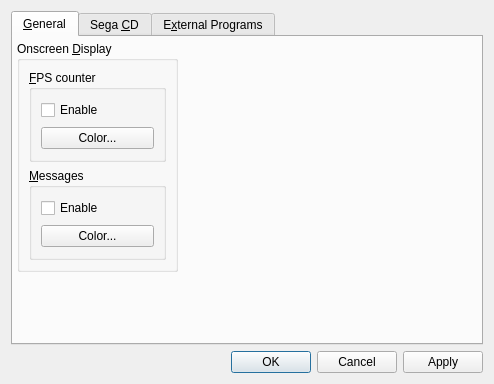
Before: the Qt Designer form src/gens-qt4/ui/GeneralConfigWindow.ui in GerbilSoft/gens-gs-ii, drawn with Qt 5.
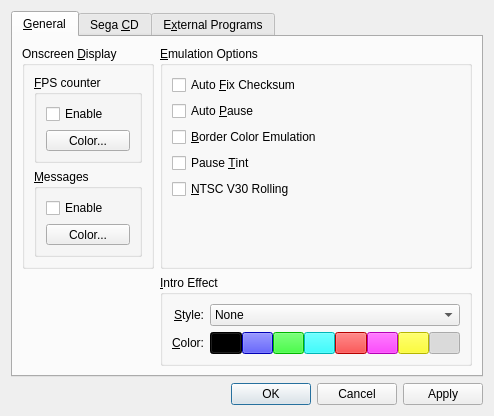
After: the same form once the commit is applied.

Commit message:
[gens-qt4] ui/GeneralConfigWindow.ui: Added "Emulation Options" and "Intro Effect" configuration.
These aren't wired up to anything yet, so they don't do anything.

```diff
--- a/src/gens-qt4/ui/GeneralConfigWindow.ui
+++ b/src/gens-qt4/ui/GeneralConfigWindow.ui
@@ -7,13 +7,13 @@
     <x>0</x>
     <y>0</y>
     <width>494</width>
-    <height>384</height>
+    <height>416</height>
    </rect>
   </property>
   <property name="minimumSize">
    <size>
     <width>494</width>
-    <height>384</height>
+    <height>416</height>
    </size>
   </property>
   <property name="windowTitle">
@@ -29,14 +29,95 @@
       <attribute name="title">
        <string>&amp;General</string>
       </attribute>
+      <layout class="QGridLayout" name="gridLayout">
+       <item row="0" column="1">
+        <widget class="QGroupBox" name="grpEmulationOptions">
+         <property name="title">
+          <string>&amp;Emulation Options</string>
+         </property>
+         <layout class="QVBoxLayout" name="gridEmulationOptions">
+          <item>
+           <widget class="QCheckBox" name="chkAutoFixChecksum">
+            <property name="toolTip">
+             <string>Automatically fix the ROM checksum.
+
+This fixes red screens on some
+games, but may break games
+that use non-standard checksums.</string>
+            </property>
+            <property name="text">
+             <string>Auto &amp;Fix Checksum</string>
+            </property>
+           </widget>
+          </item>
+          <item>
+           <widget class="QCheckBox" name="chkAutoPause">
+            <property name="toolTip">
+             <string>Automatically pause the emulator when
+the window loses focus.</string>
+            </property>
+            <property name="text">
+             <string>Auto &amp;Pause</string>
+            </property>
+           </widget>
+          </item>
+          <item>
+           <widget class="QCheckBox" name="chkBorderColor">
+            <property name="toolTip">
+             <string>Use the background color in the border area
+instead of drawing a black border.</string>
+            </property>
+            <property name="text">
+             <string>&amp;Border Color Emulation</string>
+            </property>
+           </widget>
+          </item>
+          <item>
+           <widget class="QCheckBox" name="chkPauseTint">
+            <property name="toolTip">
+             <string>Tints the emulator window purple when
+emulation is paused.</string>
+            </property>
+            <property name="text">
+             <string>Pause &amp;Tint</string>
+            </property>
+           </widget>
+          </item>
+          <item>
+           <widget class="QCheckBox" name="chkNtscV30Rolling">
+            <property name="toolTip">
+             <string>Simulates the &quot;rolling&quot; effect observed on the
+Mega Drive hardware if 320x240 mode is set
+on NTSC models.</string>
+            </property>
+            <property name="text">
+             <string>&amp;NTSC V30 Rolling</string>
+            </property>
+           </widget>
+          </item>
+          <item>
+           <spacer name="verticalSpacer">
+            <property name="orientation">
+             <enum>Qt::Vertical</enum>
+            </property>
+            <property name="sizeHint" stdset="0">
+             <size>
+              <width>20</width>
+              <height>40</height>
+             </size>
+            </property>
+           </spacer>
+          </item>
+         </layout>
+        </widget>
+       </item>
+       <item row="0" column="0">
       <widget class="QGroupBox" name="grpOsd">
-       <property name="geometry">
-        <rect>
-         <x>4</x>
-         <y>4</y>
-         <width>161</width>
-         <height>231</height>
-        </rect>
+         <property name="sizePolicy">
+          <sizepolicy hsizetype="Fixed" vsizetype="Fixed">
+           <horstretch>0</horstretch>
+           <verstretch>0</verstretch>
+          </sizepolicy>
        </property>
        <property name="title">
         <string>Onscreen &amp;Display</string>
@@ -88,8 +169,248 @@
           </layout>
          </widget>
         </item>
-       </layout>
-      </widget>
+          <item>
+           <spacer name="verticalSpacer_4">
+            <property name="orientation">
+             <enum>Qt::Vertical</enum>
+            </property>
+            <property name="sizeHint" stdset="0">
+             <size>
+              <width>20</width>
+              <height>40</height>
+             </size>
+            </property>
+           </spacer>
+          </item>
+         </layout>
+        </widget>
+       </item>
+       <item row="1" column="1">
+        <widget class="QGroupBox" name="grpIntroEffect">
+         <property name="sizePolicy">
+          <sizepolicy hsizetype="Preferred" vsizetype="Fixed">
+           <horstretch>0</horstretch>
+           <verstretch>0</verstretch>
+          </sizepolicy>
+         </property>
+         <property name="title">
+          <string>&amp;Intro Effect</string>
+         </property>
+         <layout class="QGridLayout" name="gridIntroEffect">
+          <item row="0" column="0">
+           <widget class="QLabel" name="lblintroStyle">
+            <property name="text">
+             <string>&amp;Style:</string>
+            </property>
+            <property name="alignment">
+             <set>Qt::AlignRight|Qt::AlignTrailing|Qt::AlignVCenter</set>
+            </property>
+            <property name="buddy">
+             <cstring>cboIntroStyle</cstring>
+            </property>
+           </widget>
+          </item>
+          <item row="0" column="2">
+           <widget class="QComboBox" name="cboIntroStyle">
+            <property name="currentIndex">
+             <number>0</number>
+            </property>
+            <item>
+             <property name="text">
+              <string>None</string>
+             </property>
+            </item>
+            <item>
+             <property name="text">
+              <string>Gens Logo</string>
+             </property>
+            </item>
+            <item>
+             <property name="text">
+              <string>&quot;Crazy&quot; Effect</string>
+             </property>
+            </item>
+           </widget>
+          </item>
+          <item row="1" column="0">
+           <widget class="QLabel" name="lblIntroColor">
+            <property name="text">
+             <string>&amp;Color:</string>
+            </property>
+            <property name="alignment">
+             <set>Qt::AlignRight|Qt::AlignTrailing|Qt::AlignVCenter</set>
+            </property>
+            <property name="buddy">
+             <cstring>btnIntroColorW</cstring>
+            </property>
+           </widget>
+          </item>
+          <item row="1" column="2">
+           <layout class="QHBoxLayout" name="hboxIntroColor">
+            <property name="spacing">
+             <number>0</number>
+            </property>
+            <item>
+             <widget class="QPushButton" name="btnIntroColorK">
+              <property name="styleSheet">
+               <string notr="true">QPushButton
+	{ background-color: #000000 }
+QPushButton:checked, QPushButton:hover
+	{ background-color: #555555 }</string>
+              </property>
+              <property name="text">
+               <string/>
+              </property>
+              <property name="checkable">
+               <bool>true</bool>
+              </property>
+              <property name="autoExclusive">
+               <bool>true</bool>
+              </property>
+             </widget>
+            </item>
+            <item>
+             <widget class="QPushButton" name="btnIntroColorB">
+              <property name="styleSheet">
+               <string notr="true">QPushButton
+	{ background-color: #0000FF }
+QPushButton:checked, QPushButton:hover
+	{ background-color: #5555FF }</string>
+              </property>
+              <property name="text">
+               <string/>
+              </property>
+              <property name="checkable">
+               <bool>true</bool>
+              </property>
+              <property name="autoExclusive">
+               <bool>true</bool>
+              </property>
+             </widget>
+            </item>
+            <item>
+             <widget class="QPushButton" name="btnIntroColorG">
+              <property name="styleSheet">
+               <string notr="true">QPushButton
+	{ background-color: #00FF00 }
+QPushButton:checked, QPushButton:hover
+	{ background-color: #55FF55 }</string>
+              </property>
+              <property name="text">
+               <string/>
+              </property>
+              <property name="checkable">
+               <bool>true</bool>
+              </property>
+              <property name="autoExclusive">
+               <bool>true</bool>
+              </property>
+             </widget>
+            </item>
+            <item>
+             <widget class="QPushButton" name="btnIntroColorC">
+              <property name="styleSheet">
+               <string notr="true">QPushButton
+	{ background-color: #00FFFF }
+QPushButton:checked, QPushButton:hover
+	{ background-color: #55FFFF }</string>
+              </property>
+              <property name="text">
+               <string/>
+              </property>
+              <property name="checkable">
+               <bool>true</bool>
+              </property>
+              <property name="autoExclusive">
+               <bool>true</bool>
+              </property>
+             </widget>
+            </item>
+            <item>
+             <widget class="QPushButton" name="btnIntroColorR">
+              <property name="styleSheet">
+               <string notr="true">QPushButton
+	{ background-color: #FF0000 }
+QPushButton:checked, QPushButton:hover
+	{ background-color: #FF5555 }</string>
+              </property>
+              <property name="text">
+               <string/>
+              </property>
+              <property name="checkable">
+               <bool>true</bool>
+              </property>
+              <property name="autoExclusive">
+               <bool>true</bool>
+              </property>
+             </widget>
+            </item>
+            <item>
+             <widget class="QPushButton" name="btnIntroColorM">
+              <property name="styleSheet">
+               <string notr="true">QPushButton
+	{ background-color: #FF00FF }
+QPushButton:checked, QPushButton:hover
+	{ background-color: #FF55FF }</string>
+              </property>
+              <property name="text">
+               <string/>
+              </property>
+              <property name="checkable">
+               <bool>true</bool>
+              </property>
+              <property name="autoExclusive">
+               <bool>true</bool>
+              </property>
+             </widget>
+            </item>
+            <item>
+             <widget class="QPushButton" name="btnIntroColorY">
+              <property name="styleSheet">
+               <string notr="true">QPushButton
+	{ background-color: #FFFF00 }
+QPushButton:checked, QPushButton:hover
+	{ background-color: #FFFF55 }</string>
+              </property>
+              <property name="text">
+               <string/>
+              </property>
+              <property name="checkable">
+               <bool>true</bool>
+              </property>
+              <property name="autoExclusive">
+               <bool>true</bool>
+              </property>
+             </widget>
+            </item>
+            <item>
+             <widget class="QPushButton" name="btnIntroColorW">
+              <property name="styleSheet">
+               <string notr="true">QPushButton
+	{ background-color: #FFFFFF }
+QPushButton:checked, QPushButton:hover
+	{ background-color: #EEEEEE }</string>
+              </property>
+              <property name="text">
+               <string/>
+              </property>
+              <property name="checkable">
+               <bool>true</bool>
+              </property>
+              <property name="checked">
+               <bool>true</bool>
+              </property>
+              <property name="autoExclusive">
+               <bool>true</bool>
+              </property>
+             </widget>
+            </item>
+           </layout>
+          </item>
+         </layout>
+        </widget>
+       </item>
+      </layout>
      </widget>
      <widget class="QWidget" name="tabSegaCD">
       <attribute name="title">
```
Left out of the diff: 20 changed lines with no effect on the pictures. Lines whose indentation alone changed are shown as unchanged.
